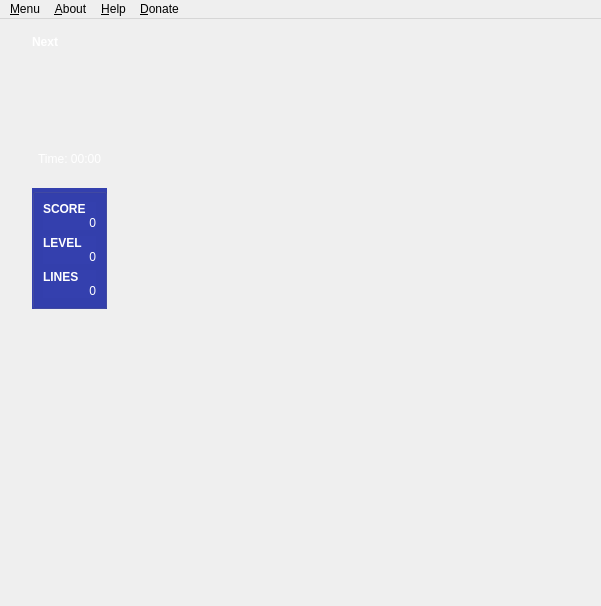
The window that pyTetris/ui/main_window.ui (TutorExilius/pyTetris) describes before a commit, drawn with Qt 5.
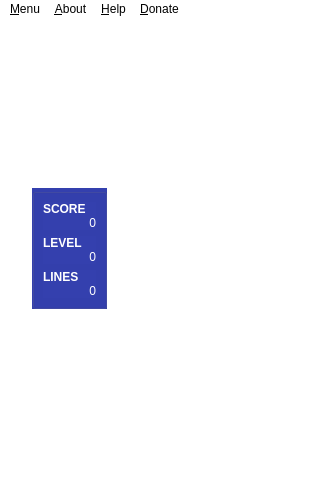
The same window after the commit. Icons and pictures are not drawn.

Diff of the .ui file:
```diff
--- a/pyTetris/ui/main_window.ui
+++ b/pyTetris/ui/main_window.ui
@@ -6,15 +6,21 @@
    <rect>
     <x>0</x>
     <y>0</y>
-    <width>601</width>
-    <height>606</height>
+    <width>334</width>
+    <height>503</height>
    </rect>
   </property>
   <property name="windowTitle">
    <string>pyTetris 2020 - v1.1</string>
   </property>
   <property name="styleSheet">
-   <string notr="true"/>
+   <string notr="true">* {
+background-color:white;
+}
+
+#centralwidget{
+background-image: url(&quot;C:/dev/python/pyTetris/pyTetris/ui/tetris_background_1.png&quot;);
+}</string>
   </property>
   <widget class="QWidget" name="centralwidget">
    <property name="minimumSize">
@@ -492,7 +498,7 @@
     <rect>
      <x>0</x>
      <y>0</y>
-     <width>601</width>
+     <width>334</width>
      <height>21</height>
     </rect>
    </property>
```
Left out of the diff: 2 changed lines with no effect on the pictures.
